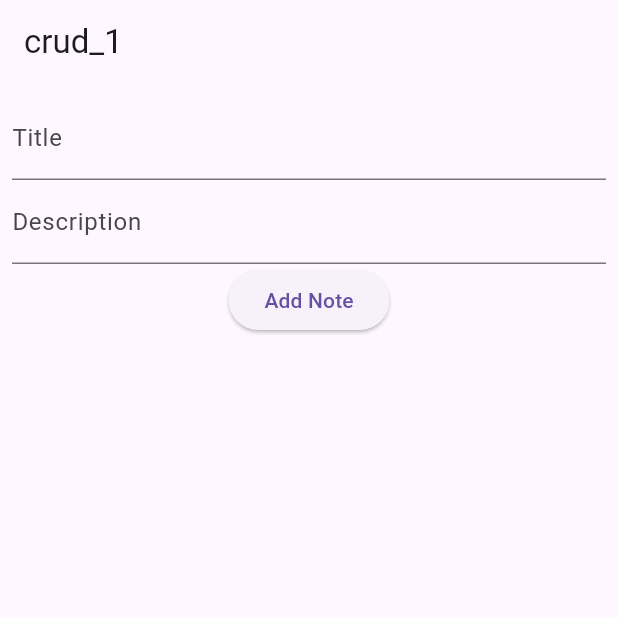
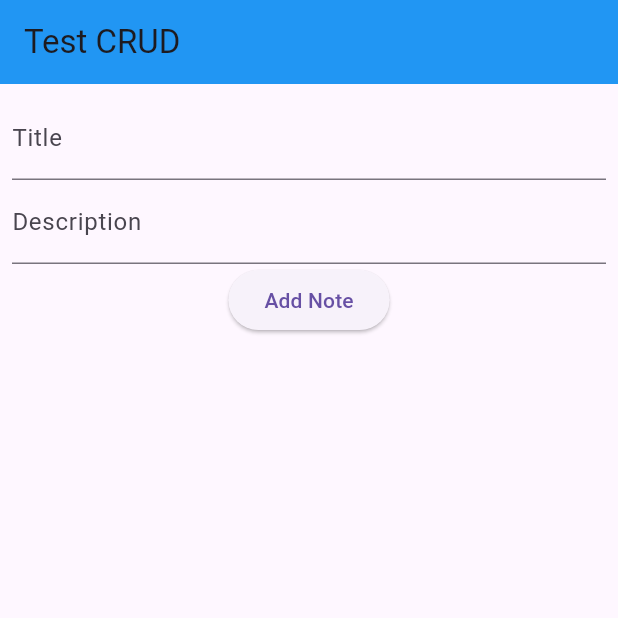
Before and after one commit to ChristParulian/Flutter_POS, a Flutter app: the screen it shows after launch, on a phone screen of 412 x 824 dp, the top half of it. Run offline on Flutter 3.47's test engine with Material 3 defaults, Android fonts, the phone set to English and light mode, and no system bars; our stand-ins replace sqflite; accounts and stored records are empty.

Commit message:
Ganti Warna App Bar

```diff
--- a/lib/main.dart
+++ b/lib/main.dart
@@ -10,7 +10,7 @@ class CrudApp extends StatelessWidget {
   @override
   Widget build(BuildContext context) {
     return MaterialApp(
-      title: 'crud_1',
+      title: 'Test CRUD',
       home: NotesScreen(),
     );
   }
@@ -79,6 +79,7 @@ class _NotesScreenState extends State<NotesScreen> {
       builder: (context) => AlertDialog(
         title: Text('Edit Note'),
         content: Column(
+          mainAxisSize: MainAxisSize.min,
           children: [
             TextField(
               controller: _titleController,
@@ -112,7 +113,10 @@ class _NotesScreenState extends State<NotesScreen> {
   @override
   Widget build(BuildContext context) {
     return Scaffold(
-      appBar: AppBar(title: Text('crud_1')),
+      appBar: AppBar(
+        title: Text('Test CRUD'),
+        backgroundColor: Colors.blue,
+      ),
       body: Column(
         children: [
           Padding(
```
